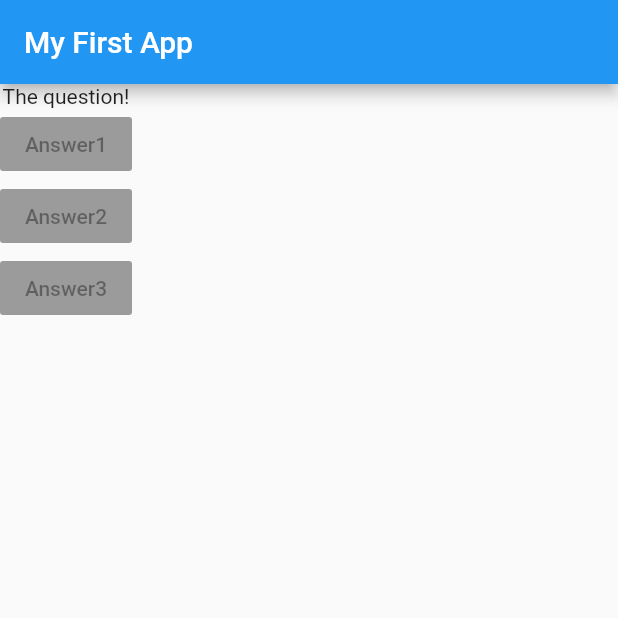
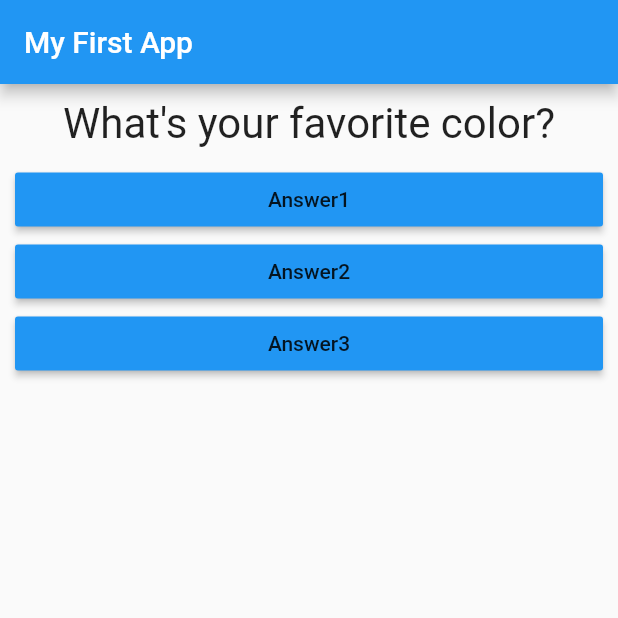
Before and after one commit to shocknawe/flutter-big-5, a Flutter app: the screen it shows after launch, on a phone screen of 412 x 824 dp, the top half of it. Run offline on Flutter 3.47's test engine with Material 2 defaults, Android fonts, the phone set to English and light mode, and no system bars.

Commit message:
after lesson #45

```diff
--- /dev/null
+++ b/lib/answer.dart
@@ -0,0 +1,24 @@
+import 'package:flutter/material.dart';
+
+class Answer extends StatelessWidget {
+  final String answerText;
+  final Function onPressed;
+
+  Answer(this.answerText, {this.onPressed});
+
+  @override
+  Widget build(BuildContext context) {
+    return Container(
+      width: double.infinity,
+      margin: EdgeInsets.only(
+        left: 10,
+        right: 10,
+      ),
+      child: RaisedButton(
+        color: Colors.blue,
+        child: Text(answerText),
+        onPressed: onPressed,
+      ),
+    );
+  }
+}
--- a/lib/main.dart
+++ b/lib/main.dart
@@ -1,4 +1,7 @@
+import 'dart:math';
 import 'package:flutter/material.dart';
+import 'question.dart';
+import 'answer.dart';
 
 // void main () {
 //   runApp(MyApp());
@@ -6,7 +9,29 @@ import 'package:flutter/material.dart';
 
 void main() => runApp(MyApp());
 
-class MyApp extends StatelessWidget {
+class MyApp extends StatefulWidget {
+  @override
+  State<StatefulWidget> createState() {
+    return _MyAppState();
+  }
+}
+
+class _MyAppState extends State<MyApp> {
+  int _questionIndex = 0;
+
+  static const questions = [
+    'What\'s your favorite color?',
+    'What\'s your favorite animal?'
+  ];
+
+  void _answerQuestion() {
+    setState(() {
+      print('answered question');
+      _questionIndex = min(questions.length - 1, _questionIndex + 1);
+      print('_questionIndex: ' + _questionIndex.toString());
+    });
+  }
+
   @override
   Widget build(BuildContext context) {
     return MaterialApp(
@@ -16,21 +41,24 @@ class MyApp extends StatelessWidget {
         ),
         body: Column(
           children: [
-              Text('The question!'),
-              RaisedButton(
-                child: Text('Answer1'),
-                onPressed: null,
+            Question(
+              questions[_questionIndex],
             ),
-              RaisedButton(
-                child: Text('Answer2'),
-                onPressed: null,
+            Answer(
+              'Answer1',
+              onPressed: _answerQuestion,
             ),
-              RaisedButton(
-                child: Text('Answer3'),
-                onPressed: null,
+            Answer(
+              'Answer2',
+              onPressed: _answerQuestion,
+            ),
+            Answer(
+              'Answer3',
+              onPressed: _answerQuestion,
             ),
           ],
-          )),
+        ),
+      ),
     );
   }
 }
--- /dev/null
+++ b/lib/question.dart
@@ -0,0 +1,22 @@
+import 'package:flutter/material.dart';
+
+class Question extends StatelessWidget {
+  final String questionText;
+
+  Question(this.questionText);
+
+  @override
+  Widget build(BuildContext context) {
+    return Container(
+      width: double.infinity,
+      margin: EdgeInsets.all(10),
+      child: Text(
+        questionText,
+        style: TextStyle(
+          fontSize: 28,
+        ),
+        textAlign: TextAlign.center,
+      ),
+    );
+  }
+}
```
Lines whose indentation alone changed are shown as unchanged.
